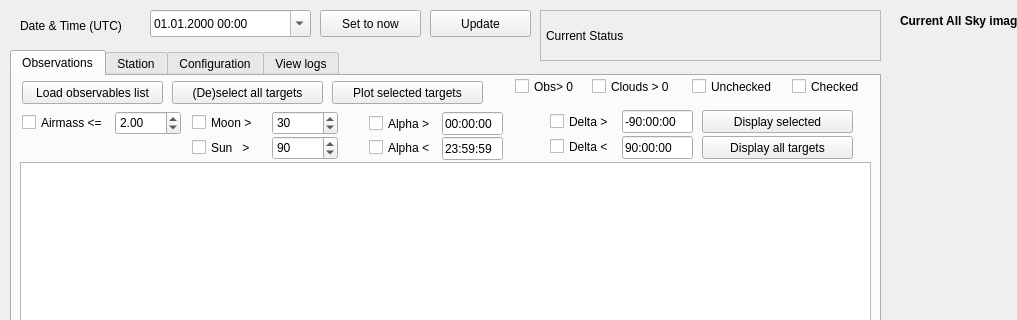
vbonvin/POUET, file pouet/design.ui: the form before one commit; both pictures show x 0 to 1017 and y 0 to 320 of the 1368 by 826 pixel window.
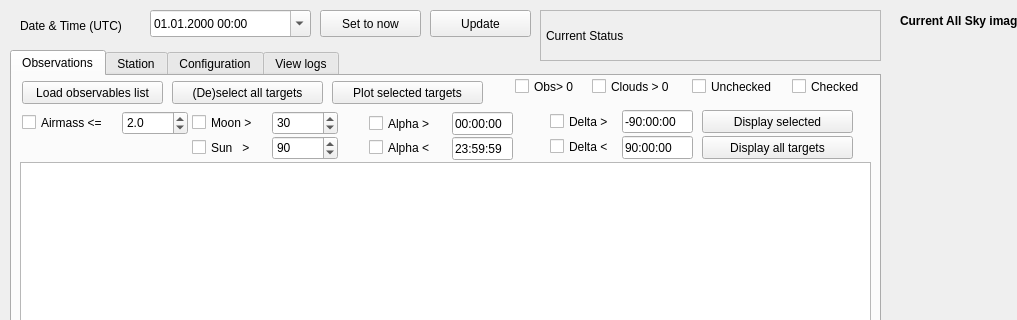
The form after the commit.

```diff
--- a/pouet/design.ui
+++ b/pouet/design.ui
@@ -323,7 +323,7 @@
       <rect>
        <x>10</x>
        <y>36</y>
-       <width>91</width>
+       <width>101</width>
        <height>21</height>
       </rect>
      </property>
@@ -334,14 +334,17 @@
     <widget class="QDoubleSpinBox" name="airmassMaxObs">
      <property name="geometry">
       <rect>
-       <x>103</x>
+       <x>110</x>
        <y>35</y>
        <width>66</width>
        <height>24</height>
       </rect>
      </property>
+     <property name="decimals">
+      <number>1</number>
+     </property>
      <property name="minimum">
-      <double>1.000000000000000</double>
+      <double>1.100000000000000</double>
      </property>
      <property name="maximum">
       <double>10.000000000000000</double>
@@ -435,7 +438,7 @@
       <rect>
        <x>680</x>
        <y>0</y>
-       <width>91</width>
+       <width>101</width>
        <height>21</height>
       </rect>
      </property>
@@ -448,7 +451,7 @@
       <rect>
        <x>503</x>
        <y>0</y>
-       <width>71</width>
+       <width>81</width>
        <height>21</height>
       </rect>
      </property>
@@ -461,7 +464,7 @@
       <rect>
        <x>580</x>
        <y>0</y>
-       <width>91</width>
+       <width>101</width>
        <height>21</height>
       </rect>
      </property>
@@ -474,7 +477,7 @@
       <rect>
        <x>780</x>
        <y>0</y>
-       <width>81</width>
+       <width>91</width>
        <height>21</height>
       </rect>
      </property>
@@ -487,7 +490,7 @@
       <rect>
        <x>357</x>
        <y>37</y>
-       <width>71</width>
+       <width>81</width>
        <height>21</height>
       </rect>
      </property>
@@ -500,7 +503,7 @@
       <rect>
        <x>357</x>
        <y>61</y>
-       <width>71</width>
+       <width>81</width>
        <height>21</height>
       </rect>
      </property>
@@ -563,7 +566,7 @@
     <widget class="QLineEdit" name="alphaMinObs">
      <property name="geometry">
       <rect>
-       <x>430</x>
+       <x>440</x>
        <y>36</y>
        <width>61</width>
        <height>23</height>
@@ -576,7 +579,7 @@
     <widget class="QLineEdit" name="alphaMaxObs">
      <property name="geometry">
       <rect>
-       <x>430</x>
+       <x>440</x>
        <y>61</y>
        <width>61</width>
        <height>23</height>
```
